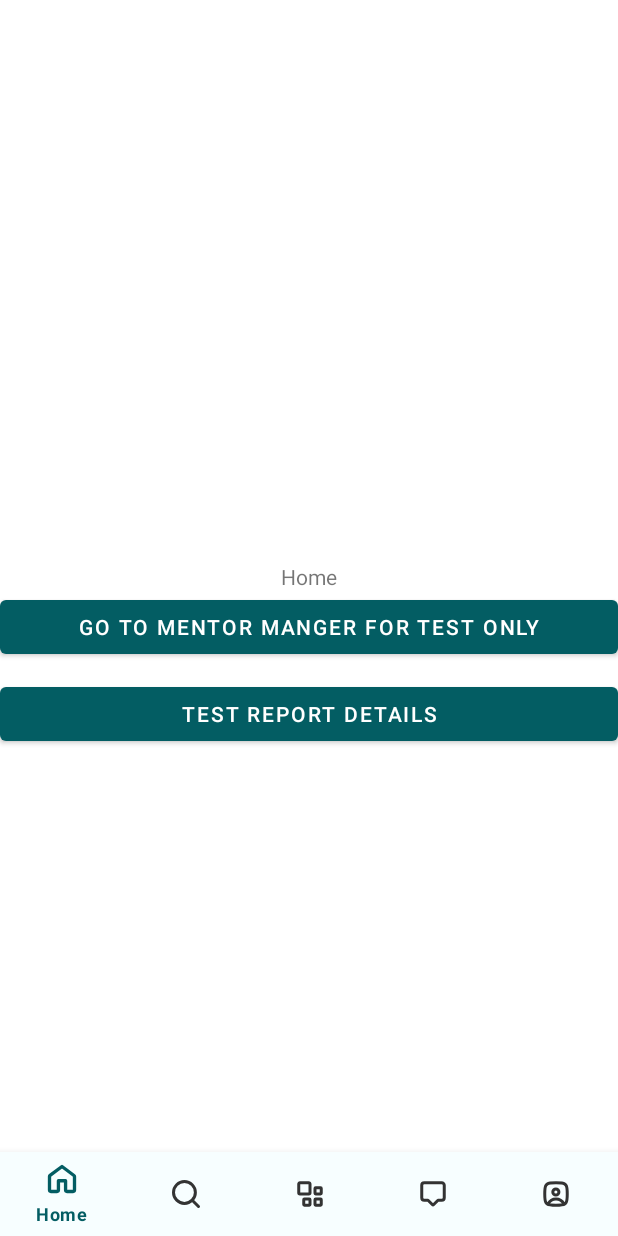
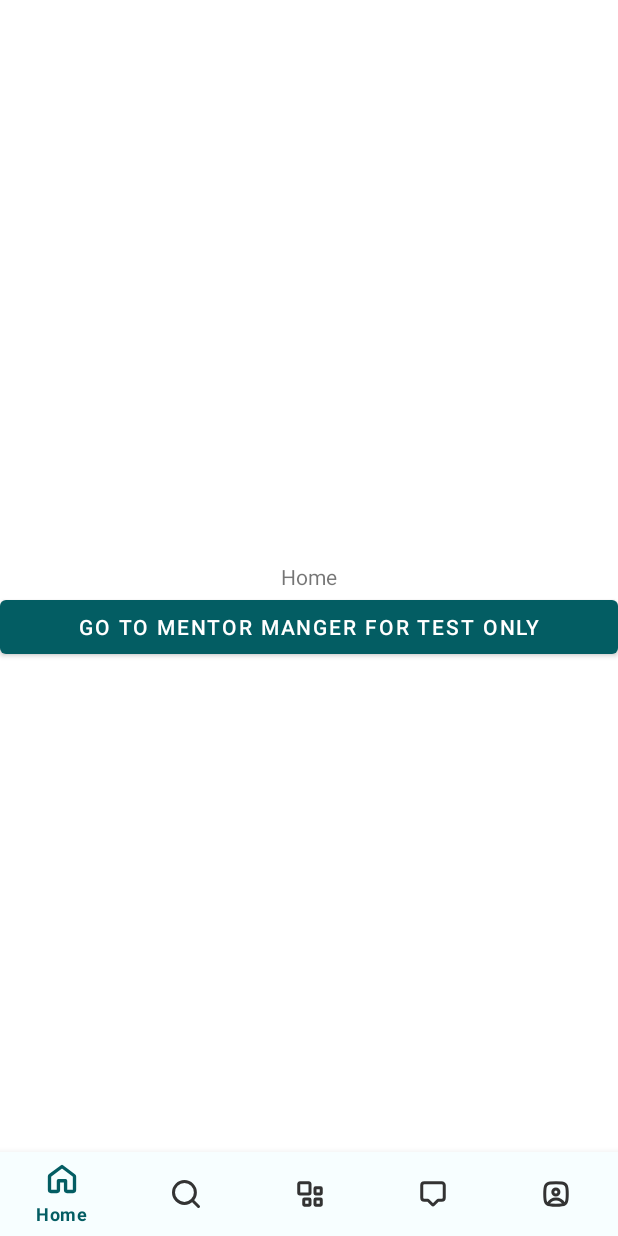
Before and after one commit to marawanxmamdouh/alc-MMSystem-admin, an Android app: the screen it shows after launch (MainActivity), on a phone screen of 412 x 824 dp. Run offline under Robolectric (Android 15) with nearby library versions, the phone set to English and light mode, and no system bars; our stand-ins replace data binding, navigation-ui.

Commit message:
fix report details navigation.

```diff
--- a/app/src/main/java/com/peculiaruc/alc_mmsystem_admin/ui/home/HomeFragment.kt
+++ b/app/src/main/java/com/peculiaruc/alc_mmsystem_admin/ui/home/HomeFragment.kt
@@ -3,7 +3,6 @@ package com.peculiaruc.alc_mmsystem_admin.ui.home
 import android.os.Bundle
 import android.view.View
 import androidx.fragment.app.viewModels
-import androidx.navigation.fragment.findNavController
 import com.peculiaruc.alc_mmsystem_admin.R
 import com.peculiaruc.alc_mmsystem_admin.databinding.FragmentHomeBinding
 import com.peculiaruc.alc_mmsystem_admin.ui.base.BaseFragment
@@ -22,12 +21,6 @@ class HomeFragment : BaseFragment<FragmentHomeBinding>() {
         binding.buttonTest.setOnClickListener {
             (requireActivity() as MainActivity).openDrawer()
         }
-
-        // for test report Details..
-        binding.buttonReportDetails.setOnClickListener {
-            findNavController().navigate(HomeFragmentDirections.actionHomeFragmentToReportDetailsFragment())
-        }
     }
 
-
 }
--- a/app/src/main/java/com/peculiaruc/alc_mmsystem_admin/ui/mentorManagerProfile/adapters/ReportAdapter.kt
+++ b/app/src/main/java/com/peculiaruc/alc_mmsystem_admin/ui/mentorManagerProfile/adapters/ReportAdapter.kt
@@ -15,4 +15,5 @@ class ReportAdapter(
 interface ReportInteractionListener : BaseInteractionListener {
     fun onItemReportShare(item: Report)
     fun onItemReportDownload(item: Report)
+    fun onItemClick(item:Report)
 }
--- a/app/src/main/res/layout/fragment_home.xml
+++ b/app/src/main/res/layout/fragment_home.xml
@@ -30,13 +30,5 @@
             android:text="Go to Mentor Manger for test only"
             app:layout_constraintTop_toBottomOf="@+id/text_home" />
 
-        <Button
-            android:id="@+id/button_report_details"
-            android:layout_width="match_parent"
-            android:layout_height="wrap_content"
-            android:layout_marginTop="10dp"
-            android:text="Test Report details"
-            app:layout_constraintTop_toBottomOf="@+id/button_test" />
-
     </androidx.constraintlayout.widget.ConstraintLayout>
 </layout>
--- a/app/src/main/res/layout/item_report.xml
+++ b/app/src/main/res/layout/item_report.xml
@@ -38,6 +38,7 @@
                 android:layout_height="wrap_content"
                 android:fontFamily="@font/mukta_regular"
                 android:gravity="start"
+                android:onClick="@{()-> listener.onItemClick(item)}"
                 android:text="@{item.title}"
                 android:textColor="@color/mms_black_2"
                 android:textSize="16sp"
@@ -52,6 +53,7 @@
                 android:layout_height="0dp"
                 android:fontFamily="@font/mukta_semibold"
                 android:gravity="start"
+                android:onClick="@{()-> listener.onItemClick(item)}"
                 android:text="@{item.author}"
                 android:textColor="@color/mms_black_5"
                 android:textSize="12sp"
@@ -67,6 +69,7 @@
                 android:fontFamily="@font/mukta_regular"
                 android:gravity="start"
                 android:lines="1"
+                android:onClick="@{()-> listener.onItemClick(item)}"
                 android:text="@{item.date}"
                 android:textColor="@color/mms_black_5"
                 android:textSize="12sp"
--- a/app/src/main/res/navigation/app_navigation.xml
+++ b/app/src/main/res/navigation/app_navigation.xml
@@ -8,11 +8,7 @@
     <fragment
         android:id="@+id/homeFragment"
         android:name="com.peculiaruc.alc_mmsystem_admin.ui.home.HomeFragment"
-        tools:layout="@layout/fragment_home">
-        <action
-            android:id="@+id/action_homeFragment_to_reportDetailsFragment"
-            app:destination="@id/reportDetailsFragment" />
-    </fragment>
+        tools:layout="@layout/fragment_home"/>
 
     <fragment
         android:id="@+id/searchFragment"
@@ -52,6 +48,9 @@
         <action
             android:id="@+id/action_mentorManagerProfileFragment_to_taskDetailsFragment"
             app:destination="@id/taskDetailsFragment" />
+        <action
+            android:id="@+id/action_mentorManagerProfileFragment_to_reportDetailsFragment"
+            app:destination="@id/reportDetailsFragment" />
     </fragment>
 
     <fragment
```
Also changed, not shown: app/src/main/java/com/peculiaruc/alc_mmsystem_admin/ui/mentorManagerProfile/MentorManagerProfileFragment.kt (+7 -0 lines), app/src/main/java/com/peculiaruc/alc_mmsystem_admin/ui/mentorManagerProfile/MentorManagerProfileViewModel.kt (+7 -0 lines).
